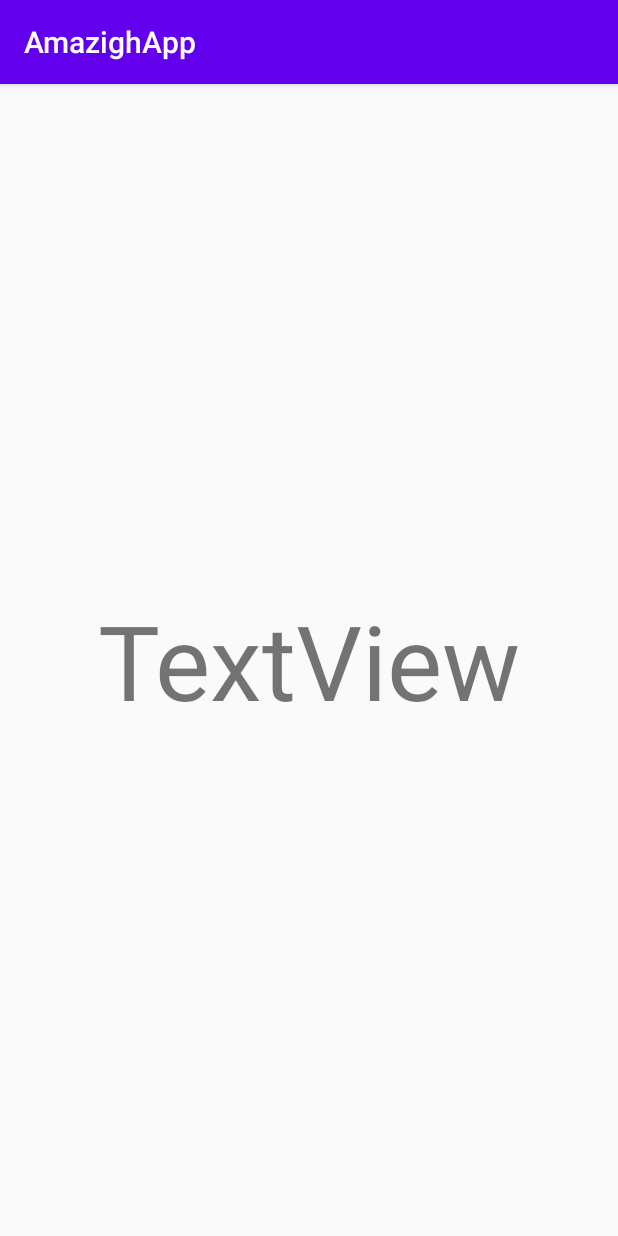
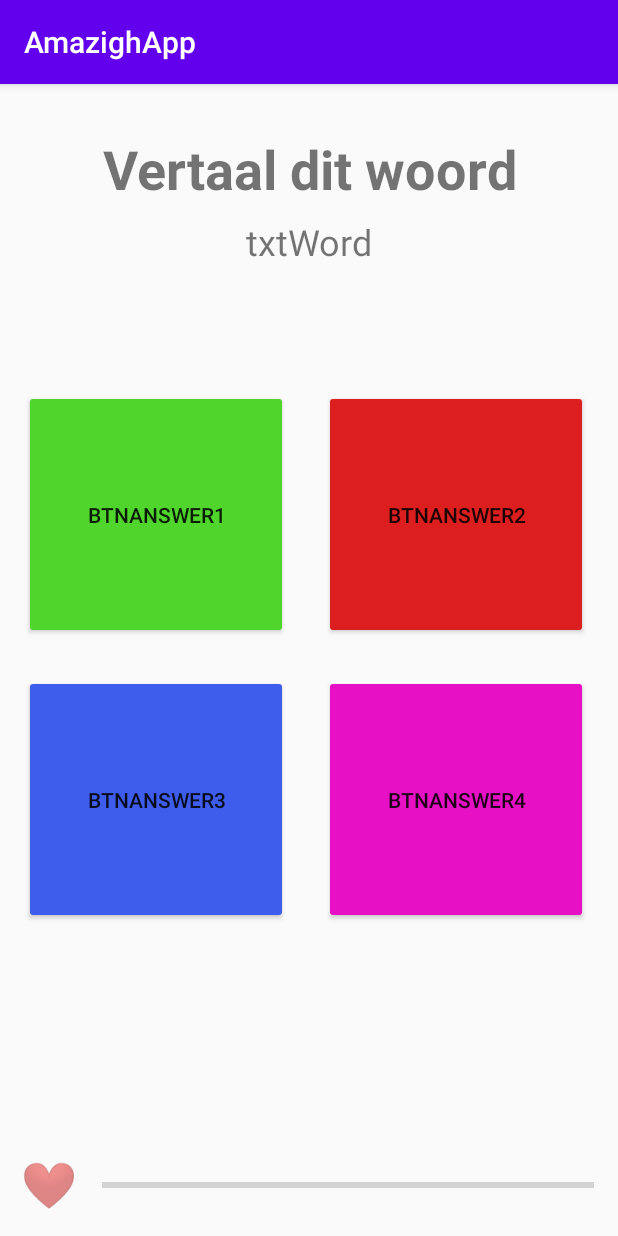
Before and after one commit to ALA-9-8amo12/8amo2_2, an Android app: the SpeelActivity screen opened directly, with no data from a screen before it, on a phone screen of 412 x 824 dp. Run offline under Robolectric (Android 15) with nearby library versions, the phone set to English and light mode, and no system bars; our stand-ins replace Firebase (no records; nobody signed in at launch, a user with empty details on screens opened directly); 1 statement that could not run was skipped.

Commit message:
Design van spelen scherm

```diff
--- a/app/src/main/java/com/example/amazighapp/SpeelActivity.java
+++ b/app/src/main/java/com/example/amazighapp/SpeelActivity.java
@@ -3,6 +3,7 @@ package com.example.amazighapp;
 import android.content.Intent;
 import android.os.Bundle;
 import android.view.View;
+import android.widget.ProgressBar;
 import android.widget.TextView;
 
 import androidx.appcompat.app.AppCompatActivity;
@@ -24,8 +25,8 @@ public class SpeelActivity extends AppCompatActivity implements View.OnClickList
 
         CategoryId = Integer.parseInt(getIntent().getStringExtra("CATEGORY_ID"));
 
-        TextView uwu = findViewById(R.id.textView);
-        uwu.setText(CategoryId);
+        ProgressBar healthBar = findViewById(R.id.healthBar);
+        //healthBar.setProgress(75, true);
     }
 
     @Override
--- a/app/src/main/res/layout/activity_spelen.xml
+++ b/app/src/main/res/layout/activity_spelen.xml
@@ -6,14 +6,94 @@
     android:layout_width="match_parent"
     android:layout_height="match_parent">
 
+    <ProgressBar
+        android:id="@+id/healthBar"
+        style="?android:attr/progressBarStyleHorizontal"
+        android:layout_width="328dp"
+        android:layout_height="35dp"
+        android:layout_marginEnd="16dp"
+        android:layout_marginBottom="16dp"
+        app:layout_constraintBottom_toBottomOf="parent"
+        app:layout_constraintEnd_toEndOf="parent" />
+
     <TextView
-        android:id="@+id/textView"
+        android:id="@+id/txtHeart"
+        android:layout_width="40dp"
+        android:layout_height="43dp"
+        android:text="❤"
+        android:textSize="30sp"
+        app:layout_constraintBottom_toBottomOf="@+id/healthBar"
+        app:layout_constraintEnd_toStartOf="@+id/healthBar"
+        app:layout_constraintStart_toStartOf="parent"
+        app:layout_constraintTop_toTopOf="@+id/healthBar" />
+
+    <TextView
+        android:id="@+id/txtTitle"
         android:layout_width="wrap_content"
         android:layout_height="wrap_content"
-        android:text="TextView"
-        android:textSize="69sp"
-        app:layout_constraintBottom_toBottomOf="parent"
+        android:layout_marginTop="32dp"
+        android:text="Vertaal dit woord"
+        android:textAlignment="center"
+        android:textSize="36sp"
+        android:textStyle="bold"
         app:layout_constraintEnd_toEndOf="parent"
         app:layout_constraintStart_toStartOf="parent"
         app:layout_constraintTop_toTopOf="parent" />
+
+    <TextView
+        android:id="@+id/txtWord"
+        android:layout_width="279dp"
+        android:layout_height="35dp"
+        android:layout_marginTop="8dp"
+        android:text="txtWord"
+        android:textAlignment="center"
+        android:textSize="24sp"
+        app:layout_constraintEnd_toEndOf="parent"
+        app:layout_constraintStart_toStartOf="parent"
+        app:layout_constraintTop_toBottomOf="@+id/txtTitle" />
+
+    <Button
+        android:id="@+id/btnAnswer1"
+        android:layout_width="176dp"
+        android:layout_height="166dp"
+        android:layout_marginStart="16dp"
+        android:layout_marginTop="80dp"
+        android:backgroundTint="#4FD52B"
+        android:text="btnAnswer1"
+        app:layout_constraintStart_toStartOf="parent"
+        app:layout_constraintTop_toBottomOf="@+id/txtWord" />
+
+    <Button
+        android:id="@+id/btnAnswer2"
+        android:layout_width="176dp"
+        android:layout_height="166dp"
+        android:layout_marginStart="24dp"
+        android:layout_marginTop="80dp"
+        android:backgroundTint="#DC1E1E"
+        android:text="btnAnswer2"
+        app:layout_constraintStart_toEndOf="@+id/btnAnswer1"
+        app:layout_constraintTop_toBottomOf="@+id/txtWord" />
+
+    <Button
+        android:id="@+id/btnAnswer3"
+        android:layout_width="176dp"
+        android:layout_height="166dp"
+        android:layout_marginStart="16dp"
+        android:layout_marginTop="24dp"
+        android:backgroundTint="#3F5DED"
+        android:text="btnAnswer3"
+        app:layout_constraintStart_toStartOf="parent"
+        app:layout_constraintTop_toBottomOf="@+id/btnAnswer1" />
+
+    <Button
+        android:id="@+id/btnAnswer4"
+        android:layout_width="176dp"
+        android:layout_height="166dp"
+        android:layout_marginStart="24dp"
+        android:layout_marginTop="24dp"
+        android:backgroundTint="#E810C4"
+        android:text="btnAnswer4"
+        app:layout_constraintStart_toEndOf="@+id/btnAnswer3"
+        app:layout_constraintTop_toBottomOf="@+id/btnAnswer2" />
+
 </androidx.constraintlayout.widget.ConstraintLayout>
```
